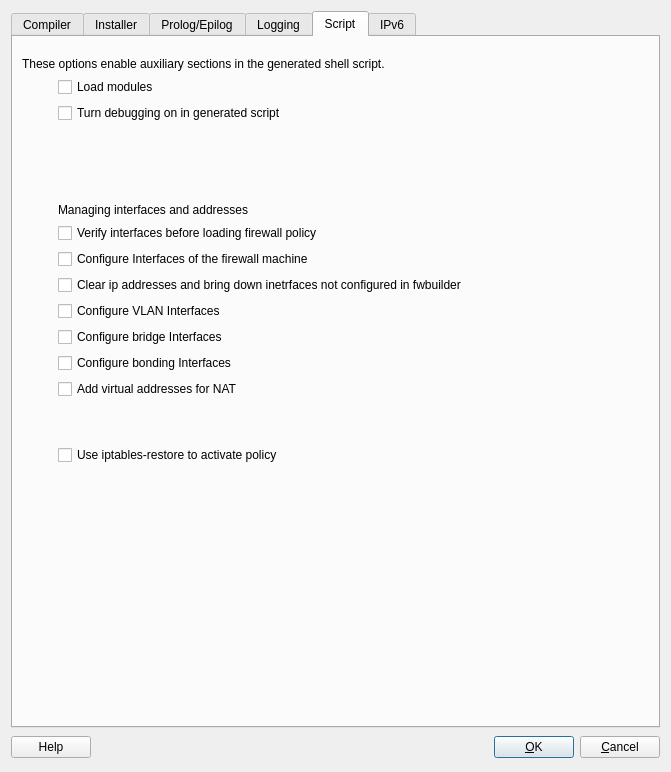
This is src/gui/iptadvanceddialog_q.ui in fwbuilder/fwbuilder as Qt 5 draws it before an edit. The edited form follows.
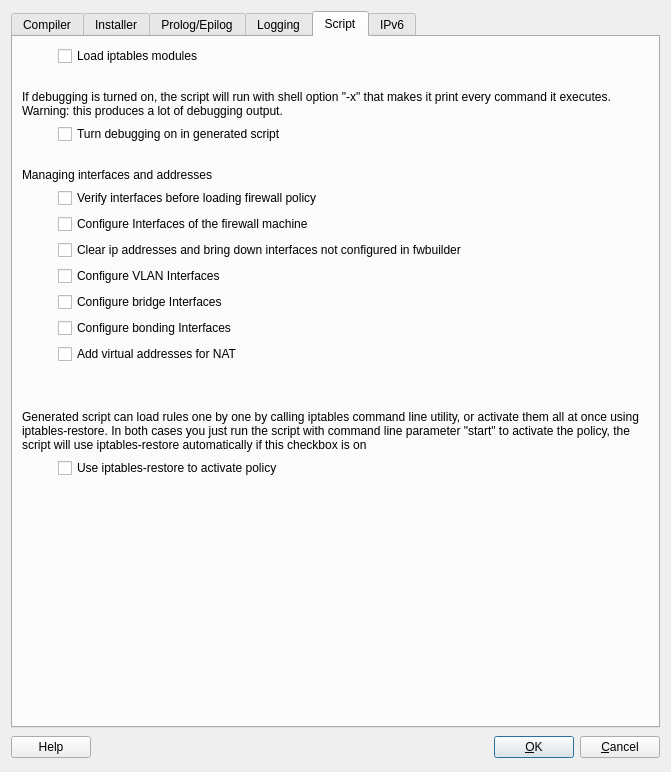
This is the edited form. The open tabs and pages were chosen to show the change.

What changed in the file:
```diff
--- a/src/gui/iptadvanceddialog_q.ui
+++ b/src/gui/iptadvanceddialog_q.ui
@@ -1197,23 +1197,7 @@
        <string>Script</string>
       </attribute>
       <layout class="QGridLayout" name="gridLayout_4" >
-       <property name="topMargin" >
-        <number>20</number>
-       </property>
-       <item row="0" column="0" colspan="2" >
-        <widget class="QLabel" name="textLabel8" >
-         <property name="text" >
-          <string>These options enable auxiliary sections in the generated shell script.</string>
-         </property>
-         <property name="alignment" >
-          <set>Qt::AlignVCenter</set>
-         </property>
-         <property name="wordWrap" >
-          <bool>true</bool>
-         </property>
-        </widget>
-       </item>
-       <item rowspan="3" row="1" column="0" >
+       <item row="0" column="0" >
         <spacer>
          <property name="orientation" >
           <enum>Qt::Horizontal</enum>
@@ -1224,12 +1208,12 @@
          <property name="sizeHint" stdset="0" >
           <size>
            <width>30</width>
-           <height>120</height>
+           <height>20</height>
           </size>
          </property>
         </spacer>
        </item>
-       <item row="1" column="1" >
+       <item row="0" column="1" >
         <widget class="QCheckBox" name="loadModules" >
          <property name="sizePolicy" >
           <sizepolicy vsizetype="Fixed" hsizetype="MinimumExpanding" >
@@ -1238,11 +1222,37 @@
           </sizepolicy>
          </property>
          <property name="text" >
-          <string>Load modules</string>
+          <string>Load iptables modules</string>
          </property>
         </widget>
        </item>
-       <item row="2" column="1" >
+       <item row="1" column="1" >
+        <spacer name="verticalSpacer_4" >
+         <property name="orientation" >
+          <enum>Qt::Vertical</enum>
+         </property>
+         <property name="sizeType" >
+          <enum>QSizePolicy::Fixed</enum>
+         </property>
+         <property name="sizeHint" stdset="0" >
+          <size>
+           <width>556</width>
+           <height>18</height>
+          </size>
+         </property>
+        </spacer>
+       </item>
+       <item row="2" column="0" colspan="2" >
+        <widget class="QLabel" name="label_6" >
+         <property name="text" >
+          <string>If debugging is turned on, the script will run with shell option "-x" that makes it print every command it executes. Warning: this produces a lot of debugging output.</string>
+         </property>
+         <property name="wordWrap" >
+          <bool>true</bool>
+         </property>
+        </widget>
+       </item>
+       <item row="3" column="1" >
         <widget class="QCheckBox" name="iptDebug" >
          <property name="sizePolicy" >
           <sizepolicy vsizetype="Fixed" hsizetype="MinimumExpanding" >
@@ -1255,30 +1265,30 @@
          </property>
         </widget>
        </item>
-       <item row="3" column="1" >
-        <spacer name="verticalSpacer_3" >
-         <property name="orientation" >
-          <enum>Qt::Vertical</enum>
-         </property>
-         <property name="sizeType" >
-          <enum>QSizePolicy::Fixed</enum>
-         </property>
-         <property name="sizeHint" stdset="0" >
-          <size>
-           <width>556</width>
-           <height>40</height>
-          </size>
-         </property>
-        </spacer>
-       </item>
        <item row="4" column="1" >
+        <spacer name="verticalSpacer_3" >
+         <property name="orientation" >
+          <enum>Qt::Vertical</enum>
+         </property>
+         <property name="sizeType" >
+          <enum>QSizePolicy::Fixed</enum>
+         </property>
+         <property name="sizeHint" stdset="0" >
+          <size>
+           <width>556</width>
+           <height>18</height>
+          </size>
+         </property>
+        </spacer>
+       </item>
+       <item row="5" column="0" colspan="2" >
         <widget class="QLabel" name="label_3" >
          <property name="text" >
           <string>Managing interfaces and addresses</string>
          </property>
         </widget>
        </item>
-       <item row="5" column="1" >
+       <item row="6" column="1" >
         <widget class="QCheckBox" name="verifyInterfaces" >
          <property name="sizePolicy" >
           <sizepolicy vsizetype="Fixed" hsizetype="MinimumExpanding" >
@@ -1291,7 +1301,7 @@
          </property>
         </widget>
        </item>
-       <item row="6" column="1" >
+       <item row="7" column="1" >
         <widget class="QCheckBox" name="configureInterfaces" >
          <property name="sizePolicy" >
           <sizepolicy vsizetype="Fixed" hsizetype="MinimumExpanding" >
@@ -1304,14 +1314,14 @@
          </property>
         </widget>
        </item>
-       <item row="7" column="1" >
-        <widget class="QCheckBox" name="clearUnknownInterfaces" >
-         <property name="text" >
-          <string>Clear ip addresses and bring down inetrfaces not configured in fwbuilder</string>
-         </property>
-        </widget>
-       </item>
        <item row="8" column="1" >
+        <widget class="QCheckBox" name="clearUnknownInterfaces" >
+         <property name="text" >
+          <string>Clear ip addresses and bring down interfaces not configured in fwbuilder</string>
+         </property>
+        </widget>
+       </item>
+       <item row="9" column="1" >
         <widget class="QCheckBox" name="configure_vlan_interfaces" >
          <property name="sizePolicy" >
           <sizepolicy vsizetype="Fixed" hsizetype="MinimumExpanding" >
@@ -1324,7 +1334,7 @@
          </property>
         </widget>
        </item>
-       <item row="9" column="1" >
+       <item row="10" column="1" >
         <widget class="QCheckBox" name="configure_bridge_interfaces" >
          <property name="sizePolicy" >
           <sizepolicy vsizetype="Fixed" hsizetype="MinimumExpanding" >
@@ -1337,7 +1347,7 @@
          </property>
         </widget>
        </item>
-       <item row="10" column="1" >
+       <item row="11" column="1" >
         <widget class="QCheckBox" name="configure_bonding_interfaces" >
          <property name="sizePolicy" >
           <sizepolicy vsizetype="Fixed" hsizetype="MinimumExpanding" >
@@ -1350,7 +1360,7 @@
          </property>
         </widget>
        </item>
-       <item row="11" column="1" >
+       <item row="12" column="1" >
         <widget class="QCheckBox" name="addVirtualsforNAT" >
          <property name="sizePolicy" >
           <sizepolicy vsizetype="Fixed" hsizetype="MinimumExpanding" >
@@ -1363,23 +1373,33 @@
          </property>
         </widget>
        </item>
-       <item row="12" column="1" >
-        <spacer name="verticalSpacer_2" >
-         <property name="orientation" >
-          <enum>Qt::Vertical</enum>
-         </property>
-         <property name="sizeType" >
-          <enum>QSizePolicy::Fixed</enum>
-         </property>
-         <property name="sizeHint" stdset="0" >
-          <size>
-           <width>556</width>
-           <height>40</height>
-          </size>
-         </property>
-        </spacer>
-       </item>
        <item row="13" column="1" >
+        <spacer name="verticalSpacer_2" >
+         <property name="orientation" >
+          <enum>Qt::Vertical</enum>
+         </property>
+         <property name="sizeType" >
+          <enum>QSizePolicy::Fixed</enum>
+         </property>
+         <property name="sizeHint" stdset="0" >
+          <size>
+           <width>556</width>
+           <height>40</height>
+          </size>
+         </property>
+        </spacer>
+       </item>
+       <item row="14" column="0" colspan="2" >
+        <widget class="QLabel" name="label_5" >
+         <property name="text" >
+          <string>Generated script can load rules one by one by calling iptables command line utility, or activate them all at once using iptables-restore. In both cases you just run the script with command line parameter "start" to activate the policy, the script will use iptables-restore automatically if this checkbox is on</string>
+         </property>
+         <property name="wordWrap" >
+          <bool>true</bool>
+         </property>
+        </widget>
+       </item>
+       <item row="15" column="1" >
         <widget class="QCheckBox" name="iptablesRestoreActivation" >
          <property name="sizePolicy" >
           <sizepolicy vsizetype="Fixed" hsizetype="MinimumExpanding" >
@@ -1395,7 +1415,7 @@
          </property>
         </widget>
        </item>
-       <item row="14" column="1" >
+       <item row="16" column="1" >
         <spacer>
          <property name="orientation" >
           <enum>Qt::Vertical</enum>
```
Left out of the diff: 2 changed lines with no effect on the pictures.
